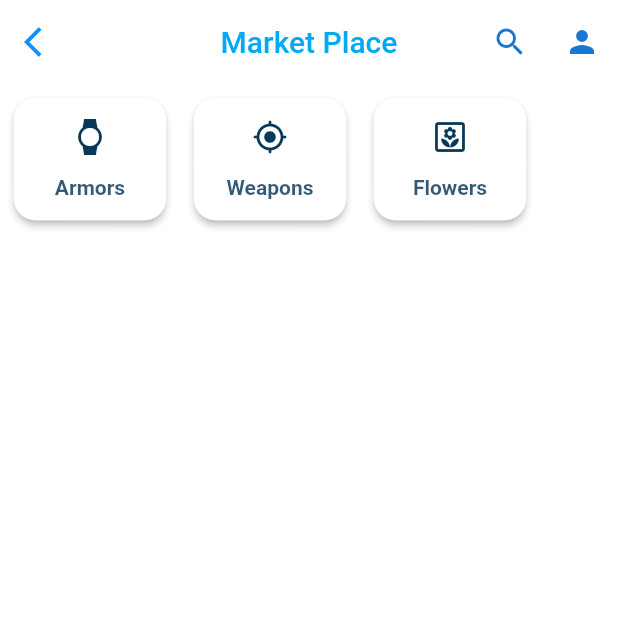
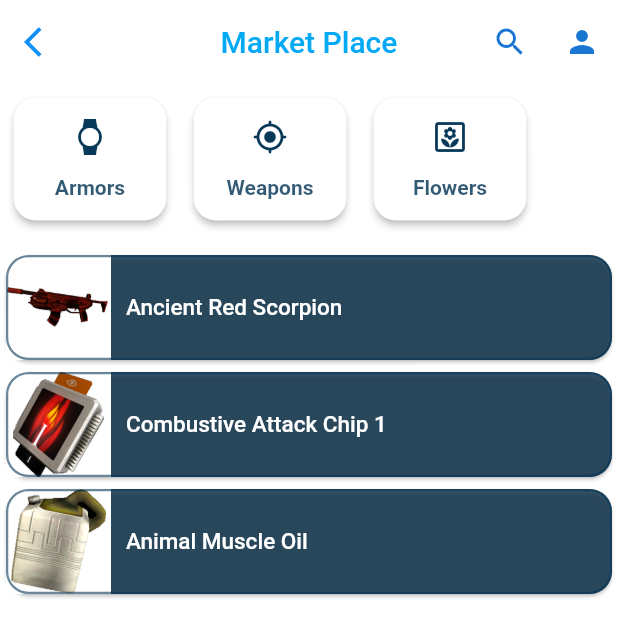
Before and after one commit to Samiullah-Kalhoro/market_app_ui, a Flutter app: the screen it shows after launch, on a phone screen of 412 x 824 dp. Shown: the top 637 px of the screen. Run offline on Flutter 3.47's test engine with Material 2 defaults, Android fonts, the phone set to English and light mode, and no system bars.

Commit message:
products list added

```diff
--- /dev/null
+++ b/lib/Model/products.dart
@@ -0,0 +1,11 @@
+import 'package:flutter/material.dart';
+
+class Products {
+  final String name;
+  final Image image;
+
+  Products({
+    required this.name,
+    required this.image,
+  });
+}
--- a/lib/components/products.dart
+++ /dev/null
@@ -1,55 +0,0 @@
-import 'package:flutter/material.dart';
-
-class Products extends StatelessWidget {
-  const Products({
-    Key? key,
-  }) : super(key: key);
-
-  @override
-  Widget build(BuildContext context) {
-    return Center(
-      child: Row(
-        children: [
-          Expanded(
-            child: Card(
-              shape: RoundedRectangleBorder(
-                borderRadius: BorderRadius.circular(15),
-                side: const BorderSide(
-                  style: BorderStyle.solid,
-                  width: 1.5,
-                  color: Color.fromARGB(150, 1, 51, 84),
-                ),
-              ),
-              color: const Color.fromARGB(199, 1, 39, 65),
-              child: Row(
-                children: [
-                  Container(
-                    decoration: const BoxDecoration(
-                      color: Colors.white,
-                    ),
-                    width: 70.0,
-                    height: 70.0,
-                    child: Image.asset(
-                      "assets/images/red_scorpion.png",
-                    ),
-                  ),
-                  const Padding(
-                    padding: EdgeInsets.only(left: 10.0),
-                    child: Text(
-                      "Ancient Red Scorpion",
-                      style: TextStyle(
-                        color: Colors.white,
-                        fontSize: 15,
-                        fontWeight: FontWeight.w500,
-                      ),
-                    ),
-                  ),
-                ],
-              ),
-            ),
-          ),
-        ],
-      ),
-    );
-  }
-}
--- /dev/null
+++ b/lib/components/products_card.dart
@@ -0,0 +1,76 @@
+import 'package:flutter/material.dart';
+import 'package:market_app/Model/products.dart';
+
+class ProductsCard extends StatelessWidget {
+  ProductsCard({
+    Key? key,
+  }) : super(key: key);
+
+  final List<Products> products = [
+    Products(
+      name: "Ancient Red Scorpion",
+      image: Image.asset("assets/images/red_scorpion.png"),
+    ),
+    Products(
+      name: "Combustive Attack Chip 1",
+      image: Image.asset("assets/images/combustive_attack.png"),
+    ),
+    Products(
+      name: "Animal Muscle Oil",
+      image: Image.asset("assets/images/animal_muscle_oil.png"),
+    ),
+  ];
+
+  @override
+  Widget build(BuildContext context) {
+    return Container(
+      margin: const EdgeInsets.symmetric(vertical: 10),
+      child: Center(
+        child: Column(
+          children: products.map((pro) {
+            return Row(
+              children: [
+                Expanded(
+                  child: Card(
+                    shape: RoundedRectangleBorder(
+                      borderRadius: BorderRadius.circular(15),
+                      side: const BorderSide(
+                        style: BorderStyle.solid,
+                        width: 1.5,
+                        color: Color.fromARGB(150, 1, 51, 84),
+                      ),
+                    ),
+                    color: const Color.fromARGB(199, 1, 39, 65),
+                    child: Row(
+                      children: [
+                        Container(
+                          decoration: const BoxDecoration(
+                            color: Colors.white,
+                          ),
+                          width: 70.0,
+                          height: 70.0,
+                          child: pro.image,
+                        ),
+                        Padding(
+                          padding: const EdgeInsets.only(left: 10.0),
+                          child: Text(
+                            pro.name,
+                            style: const TextStyle(
+                              color: Colors.white,
+                              fontSize: 15,
+                              fontWeight: FontWeight.w500,
+                            ),
+                          ),
+                        ),
+                      ],
+                    ),
+                  ),
+                ),
+              ],
+            );
+          }).toList(),
+        ),
+      ),
+    );
+  }
+}
--- a/lib/main.dart
+++ b/lib/main.dart
@@ -1,6 +1,7 @@
 import 'package:flutter/material.dart';
 import 'package:market_app/Model/categories.dart';
 import 'package:market_app/components/appbar.dart';
+import 'package:market_app/components/products_card.dart';
 
 import 'components/catogories_card.dart';
 
@@ -40,6 +41,7 @@ class MyApp extends StatelessWidget {
           body: Column(
             children: [
               Categories(categories: _categories),
+              ProductsCard(),
             ],
           ),
         ),
```
